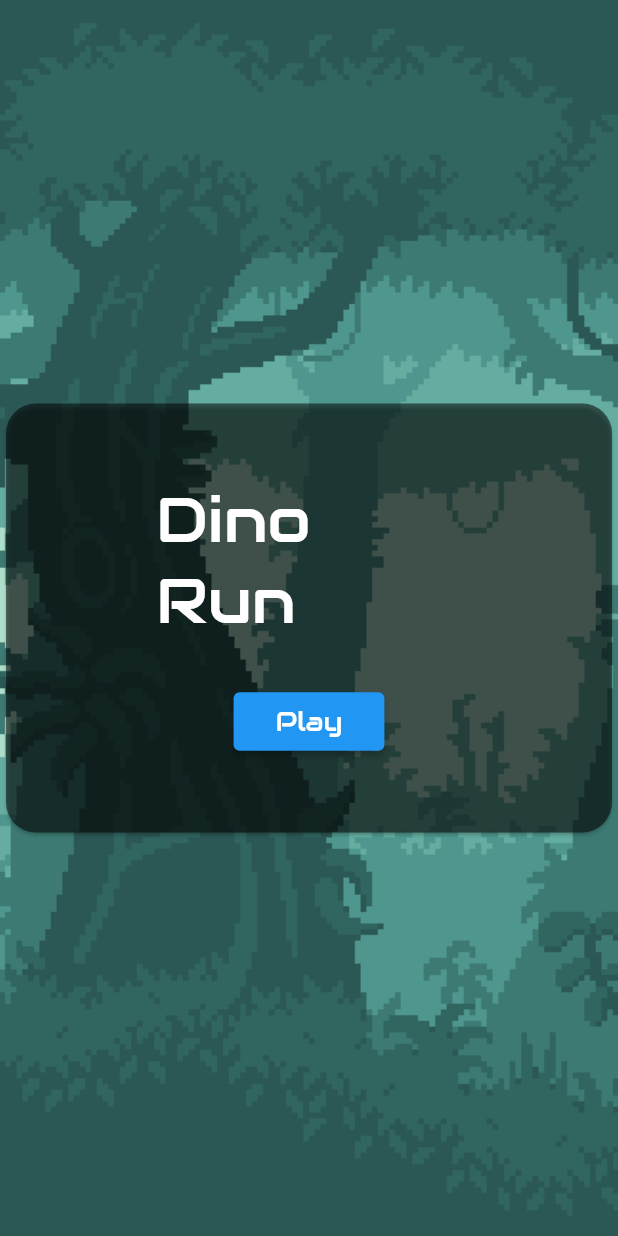
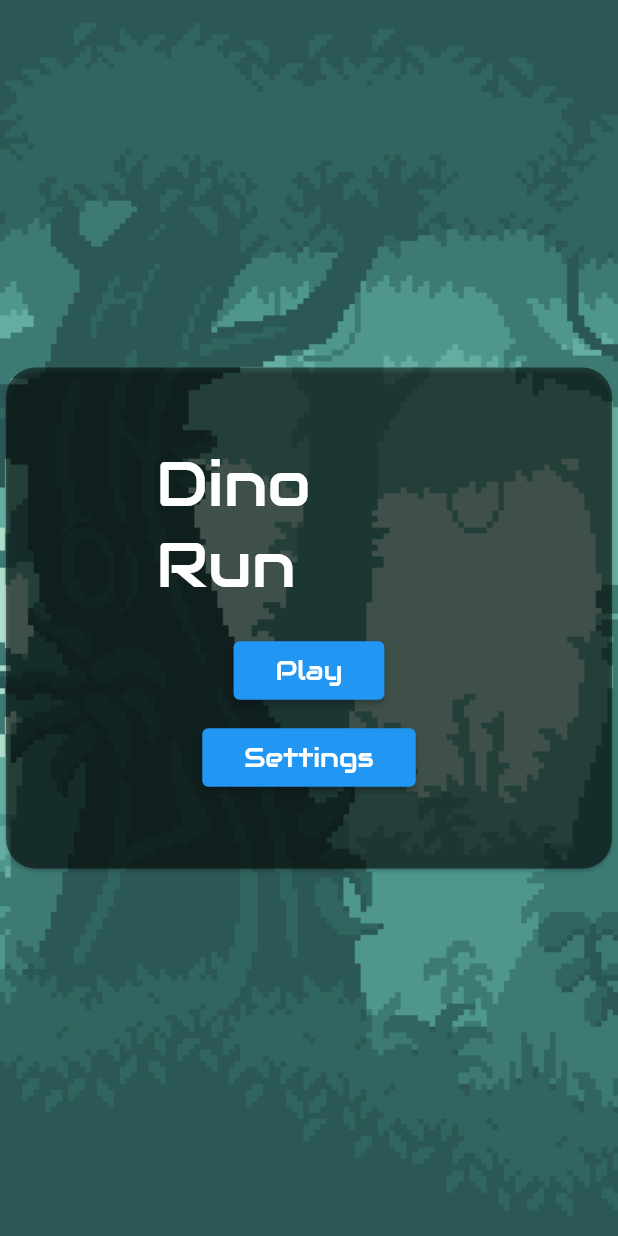
Before and after one commit to tuconghieu1998/dino_game, a Flutter app: the screen it shows after launch, on a phone screen of 412 x 824 dp. Run offline on Flutter 3.47's test engine with Material 2 defaults, Android fonts, the phone set to English and light mode, and no system bars; missing offline and left inert: dart:ffi, flame.

Commit message:
setting menu

```diff
--- a/lib/screens/main_menu.dart
+++ b/lib/screens/main_menu.dart
@@ -1,8 +1,23 @@
 import 'package:dino_run/screens/game_play.dart';
+import 'package:dino_run/widgets/menu.dart';
+import 'package:dino_run/widgets/settings.dart';
 import 'package:flutter/material.dart';
 
-class MainMenu extends StatelessWidget {
+class MainMenu extends StatefulWidget {
   const MainMenu({super.key});
+
+  @override
+  State<MainMenu> createState() => _MainMenuState();
+}
+
+class _MainMenuState extends State<MainMenu> {
+  late ValueNotifier<CrossFadeState> _crossFadeStateNotifier;
+
+  @override
+  void initState() {
+    super.initState();
+    _crossFadeStateNotifier = ValueNotifier(CrossFadeState.showFirst);
+  }
 
   @override
   Widget build(BuildContext context) {
@@ -18,41 +33,33 @@ class MainMenu extends StatelessWidget {
                   borderRadius: BorderRadius.circular(20)),
               color: Colors.black.withOpacity(0.5),
               child: Padding(
-                padding:
-                    const EdgeInsets.symmetric(horizontal: 100, vertical: 50),
-                child: Column(
-                  mainAxisSize: MainAxisSize.min,
-                  crossAxisAlignment: CrossAxisAlignment.center,
-                  children: [
-                    Text(
-                      "Dino Run",
-                      style: TextStyle(
-                          fontFamily: "Audiowide",
-                          fontSize: 42,
-                          color: Colors.white),
-                    ),
-                    SizedBox(
-                      height: 30,
-                    ),
-                    ElevatedButton(
-                      child: Padding(
-                        padding: const EdgeInsets.symmetric(
-                            horizontal: 12.0, vertical: 8),
-                        child: Text(
-                          "Play",
-                          style: TextStyle(fontSize: 18),
+                  padding:
+                      const EdgeInsets.symmetric(horizontal: 100, vertical: 50),
+                  child: ValueListenableBuilder(
+                    valueListenable: _crossFadeStateNotifier,
+                    builder: (context, value, child) {
+                      return AnimatedCrossFade(
+                        crossFadeState: value,
+                        firstChild: Menu(
+                          onSettingsPressed: showSettings,
                         ),
-                      ),
-                      onPressed: () {
-                        Navigator.of(context).push(MaterialPageRoute(
-                            builder: (context) => GamePlay()));
-                      },
-                    )
-                  ],
-                ),
-              ),
+                        secondChild: Settings(
+                          onMenuPressed: showMenu,
+                        ),
+                        duration: Duration(milliseconds: 300),
+                      );
+                    },
+                  )),
             ),
           )),
     );
   }
+
+  void showMenu() {
+    _crossFadeStateNotifier.value = CrossFadeState.showFirst;
+  }
+
+  void showSettings() {
+    _crossFadeStateNotifier.value = CrossFadeState.showSecond;
+  }
 }
--- /dev/null
+++ b/lib/widgets/menu.dart
@@ -0,0 +1,59 @@
+import 'package:dino_run/screens/game_play.dart';
+import 'package:flutter/material.dart';
+
+class Menu extends StatelessWidget {
+  const Menu({super.key, this.onSettingsPressed});
+
+  final Function? onSettingsPressed;
+
+  @override
+  Widget build(BuildContext context) {
+    return SizedBox(
+      width: 300,
+      child: Column(
+        mainAxisSize: MainAxisSize.min,
+        crossAxisAlignment: CrossAxisAlignment.center,
+        children: [
+          Text(
+            "Dino Run",
+            style: TextStyle(
+                fontFamily: "Audiowide", fontSize: 42, color: Colors.white),
+          ),
+          SizedBox(
+            height: 20,
+          ),
+          ElevatedButton(
+            child: Padding(
+              padding:
+                  const EdgeInsets.symmetric(horizontal: 12.0, vertical: 8),
+              child: Text(
+                "Play",
+                style: TextStyle(fontSize: 18),
+              ),
+            ),
+            onPressed: () {
+              Navigator.of(context)
+                  .push(MaterialPageRoute(builder: (context) => GamePlay()));
+            },
+          ),
+          SizedBox(
+            height: 10,
+          ),
+          ElevatedButton(
+            child: Padding(
+              padding:
+                  const EdgeInsets.symmetric(horizontal: 12.0, vertical: 8),
+              child: Text(
+                "Settings",
+                style: TextStyle(fontSize: 18),
+              ),
+            ),
+            onPressed: () {
+              onSettingsPressed?.call();
+            },
+          )
+        ],
+      ),
+    );
+  }
+}
```
Also changed, not shown: lib/game/game.dart (+7 -2 lines), lib/widgets/settings.dart (added, +56 -0 lines), 3 other files.
